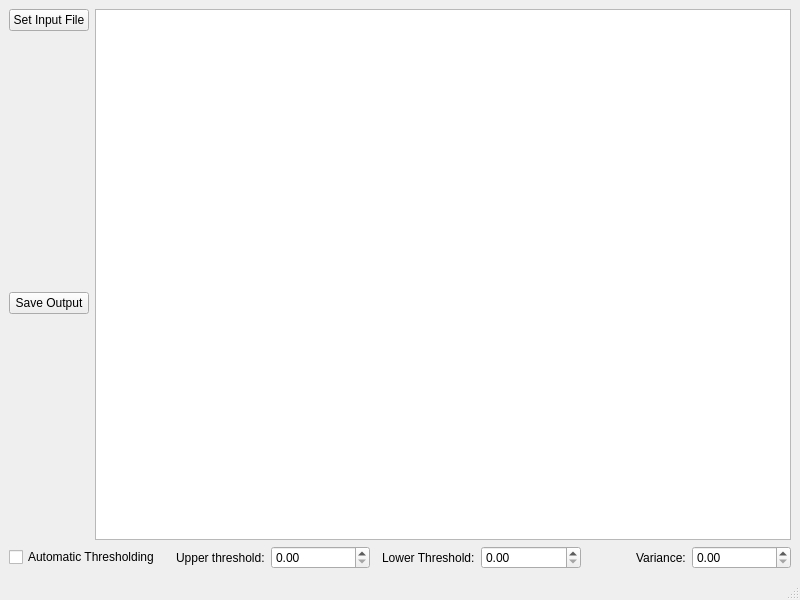
Qt form mainwindow.ui (Adbook/ITK_edge_detector) before a commit.
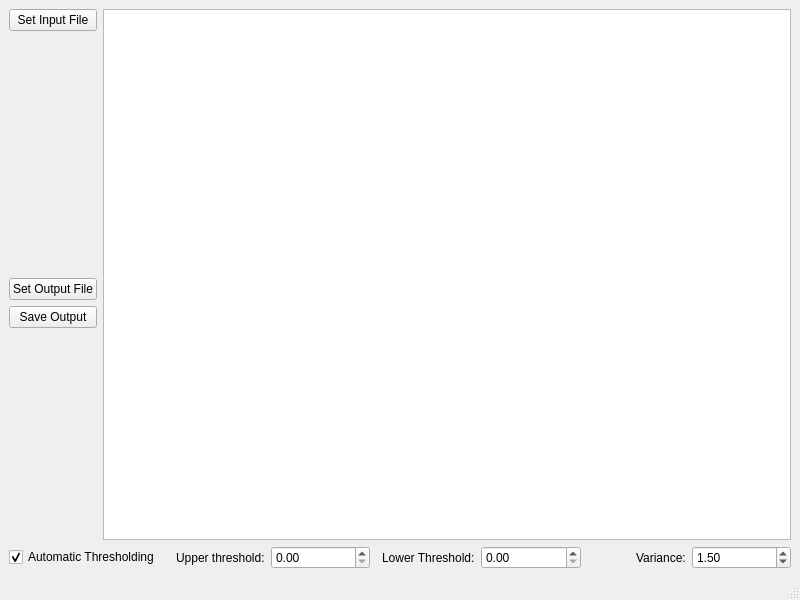
The same form after that commit.

The edit to the form file:
```diff
--- a/mainwindow.ui
+++ b/mainwindow.ui
@@ -38,9 +38,16 @@
             </property>
            </widget>
           </item>
-          <item alignment="Qt::AlignTop">
+          <item>
            <widget class="QPushButton" name="button_output">
             <property name="text">
+             <string>Set Output File</string>
+            </property>
+           </widget>
+          </item>
+          <item alignment="Qt::AlignTop">
+           <widget class="QPushButton" name="button_save">
+            <property name="text">
              <string>Save Output</string>
             </property>
            </widget>
@@ -59,6 +66,9 @@
           <property name="text">
            <string>Automatic Thresholding</string>
           </property>
+          <property name="checked">
+           <bool>true</bool>
+          </property>
          </widget>
         </item>
         <item alignment="Qt::AlignRight">
@@ -89,7 +99,11 @@
          </widget>
         </item>
         <item>
-         <widget class="QDoubleSpinBox" name="sb_variance"/>
+         <widget class="QDoubleSpinBox" name="sb_variance">
+          <property name="value">
+           <double>1.500000000000000</double>
+          </property>
+         </widget>
         </item>
        </layout>
       </item>
```
Left out of the diff: 12 changed lines with no effect on the pictures.
